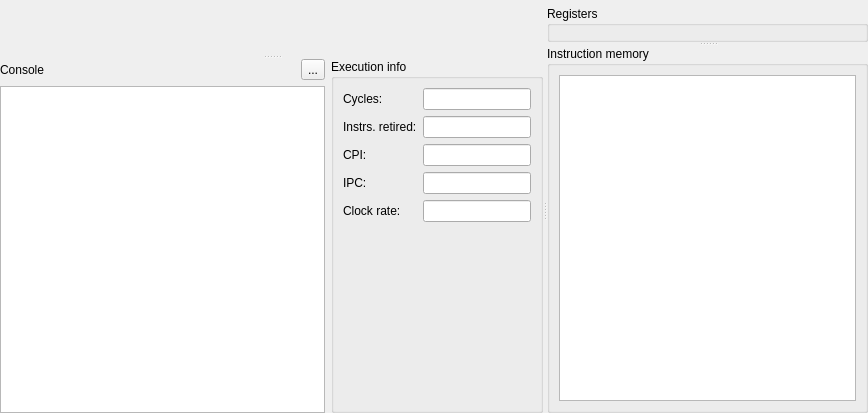
Old version of the form src/processortab.ui in the repository mortbopet/Ripes.
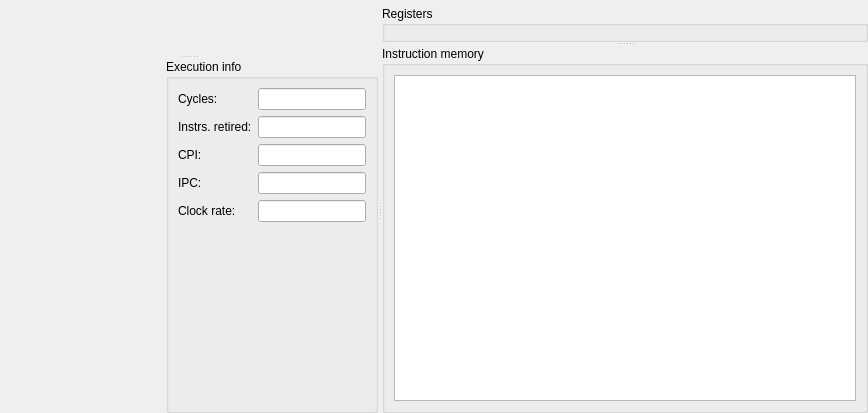
New version of the form. Custom widgets are drawn as their Qt base class.

Commit message: Make console a separate widget

```diff
--- a/src/processortab.ui
+++ b/src/processortab.ui
@@ -46,55 +46,7 @@
       <widget class="QWidget" name="horizontalLayoutWidget_2">
        <layout class="QHBoxLayout" name="horizontalLayout_2" stretch="0,0">
         <item>
-         <layout class="QVBoxLayout" name="verticalLayout_3">
-          <item>
-           <layout class="QHBoxLayout" name="horizontalLayout">
-            <item>
-             <widget class="QLabel" name="label_5">
-              <property name="text">
-               <string>Console</string>
-              </property>
-             </widget>
-            </item>
-            <item>
-             <spacer name="horizontalSpacer">
-              <property name="orientation">
-               <enum>Qt::Horizontal</enum>
-              </property>
-              <property name="sizeHint" stdset="0">
-               <size>
-                <width>40</width>
-                <height>20</height>
-               </size>
-              </property>
-             </spacer>
-            </item>
-            <item>
-             <widget class="QToolButton" name="clearConsoleButton">
-              <property name="text">
-               <string>...</string>
-              </property>
-             </widget>
-            </item>
-           </layout>
-          </item>
-          <item>
-           <widget class="Console" name="console">
-            <property name="sizePolicy">
-             <sizepolicy hsizetype="MinimumExpanding" vsizetype="MinimumExpanding">
-              <horstretch>0</horstretch>
-              <verstretch>0</verstretch>
-             </sizepolicy>
-            </property>
-            <property name="minimumSize">
-             <size>
-              <width>0</width>
-              <height>0</height>
-             </size>
-            </property>
-           </widget>
-          </item>
-         </layout>
+         <widget class="ConsoleWidget" name="console" native="true"/>
         </item>
         <item>
          <widget class="QGroupBox" name="groupBox_2">
@@ -376,9 +328,10 @@
    <container>1</container>
   </customwidget>
   <customwidget>
-   <class>Console</class>
-   <extends>QPlainTextEdit</extends>
-   <header>console.h</header>
+   <class>ConsoleWidget</class>
+   <extends>QWidget</extends>
+   <header>consolewidget.h</header>
+   <container>1</container>
   </customwidget>
  </customwidgets>
  <resources/>
```
The commit also changes 4 other files.
